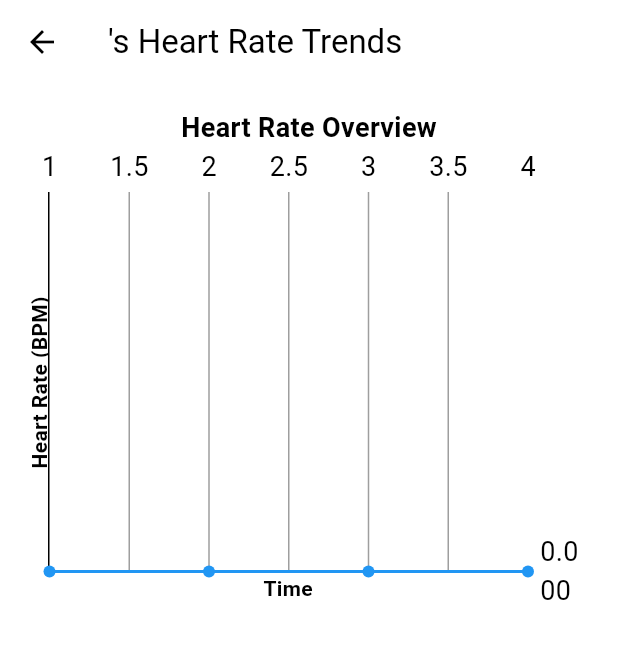
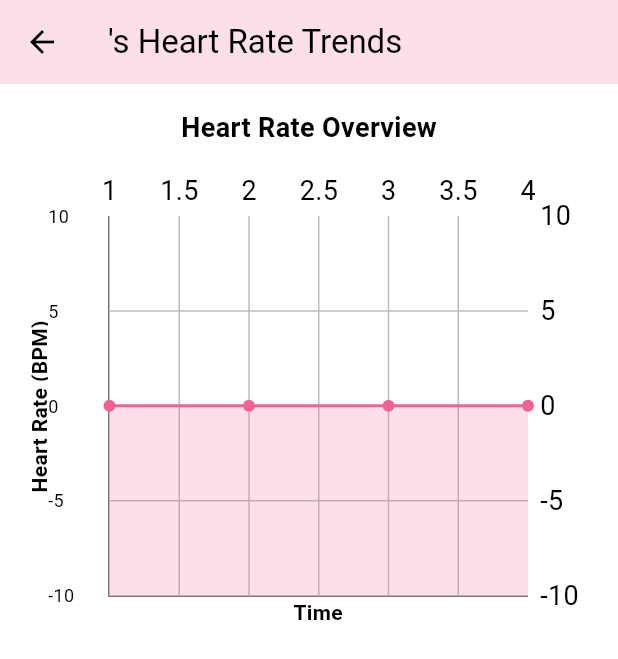
Before and after one commit to FabioKoshy/PawTrack, a Flutter app: the HeartRateTrendsPage screen opened directly with empty values, on a phone screen of 412 x 824 dp. Shown: the top 659 px of the screen. Run offline on Flutter 3.47's test engine with Material 3 defaults, Android fonts, the phone set to English and light mode, and no system bars; drawn by our look-alikes of fl_chart; our stand-ins replace cloud_firestore, firebase_auth, firebase_core, flutter_animate, flutter_dotenv, flutter_svg and 1 more; accounts and stored records are empty.

Commit message:
Update HeartRateTrendsPage.dart

```diff
--- a/lib/pages/HeartRateTrendsPage.dart
+++ b/lib/pages/HeartRateTrendsPage.dart
@@ -19,84 +19,106 @@ class HeartRateTrendsPage extends StatelessWidget {
 
   @override
   Widget build(BuildContext context) {
+    // Determine if dark mode is active
+    final isDarkMode = Theme.of(context).brightness == Brightness.dark;
+
     return Scaffold(
       appBar: AppBar(
         title: Text("$petName's Heart Rate Trends"),
+        backgroundColor: Theme.of(context).colorScheme.primary.withOpacity(0.2), // Consistent with other pages
       ),
+      backgroundColor: Theme.of(context).colorScheme.surface, // White (light) or Black (dark)
       body: Padding(
         padding: const EdgeInsets.all(16.0),
         child: Column(
           children: [
-            const Text(
+            Text(
               "Heart Rate Overview",
-              style: TextStyle(fontSize: 18, fontWeight: FontWeight.bold),
+              style: Theme.of(context).textTheme.bodyMedium?.copyWith(
+                fontWeight: FontWeight.bold,
+                fontSize: 18,
+              ),
             ),
-            const SizedBox(),
+            const SizedBox(height: 16), // Added spacing for better layout
             SizedBox(
               height: 300,
               child: LineChart(
                 LineChartData(
                   titlesData: FlTitlesData(
                     leftTitles: AxisTitles(
-                      axisNameWidget: const Text(
+                      axisNameWidget: Text(
                         "Heart Rate (BPM)",
-                        style: TextStyle(fontSize: 14, fontWeight: FontWeight.bold),
+                        style: Theme.of(context).textTheme.bodyMedium?.copyWith(
+                          fontWeight: FontWeight.bold,
+                          fontSize: 14,
+                        ),
                       ),
                       sideTitles: SideTitles(
-                        showTitles: false,
+                        showTitles: true, // Show BPM values on Y-axis
                         reservedSize: 40,
                         getTitlesWidget: (value, meta) {
                           return Text(
                             value.toInt().toString(),
-                            style: const TextStyle(fontSize: 12),
+                            style: Theme.of(context).textTheme.bodyMedium?.copyWith(
+                              fontSize: 12,
+                            ),
                           );
                         },
                       ),
                     ),
                     bottomTitles: AxisTitles(
-                      axisNameWidget: const Text(
+                      axisNameWidget: Text(
                         "Time",
-                        style: TextStyle(fontSize: 14, fontWeight: FontWeight.bold),
+                        style: Theme.of(context).textTheme.bodyMedium?.copyWith(
+                          fontWeight: FontWeight.bold,
+                          fontSize: 14,
+                        ),
                       ),
-
+                      sideTitles: const SideTitles(showTitles: false), // Hide X-axis labels for simplicity
                     ),
                   ),
                   lineBarsData: [
                     LineChartBarData(
                       spots: [
-                        FlSpot(1, lowBPM), // Low BPM
+                        FlSpot(1, lowBPM),    // Low BPM
                         FlSpot(2, averageBPM), // Average BPM
                         FlSpot(3, currentBPM), // Current BPM
-                        FlSpot(4, highBPM), // High BPM
+                        FlSpot(4, highBPM),   // High BPM
                       ],
-                      isCurved: false,
-                      color: Colors.blue,
+                      isCurved: true, // Smoother line for better visuals
+                      color: Theme.of(context).colorScheme.primary, // Pink.shade300
                       dotData: const FlDotData(show: true),
+                      belowBarData: BarAreaData(
+                        show: true,
+                        color: Theme.of(context).colorScheme.primary.withOpacity(0.2), // Subtle fill
+                      ),
                     ),
                   ],
                   borderData: FlBorderData(
-                    border: const Border(
-                      bottom: BorderSide(color: Colors.black),
-                      left: BorderSide(color: Colors.black),
+                    border: Border(
+                      bottom: BorderSide(color: Theme.of(context).colorScheme.inversePrimary),
+                      left: BorderSide(color: Theme.of(context).colorScheme.inversePrimary),
                     ),
                   ),
                   gridData: FlGridData(
                     show: true,
                     drawHorizontalLine: true,
-                    drawVerticalLine: true, // Ensures vertical grid lines cover the graph
+                    drawVerticalLine: true,
                     getDrawingHorizontalLine: (value) {
                       return FlLine(
-                        color: Colors.grey, // Set grid line color
-                        strokeWidth: 1,     // Line thickness
+                        color: Theme.of(context).colorScheme.secondary, // Grey.shade400 (light) or Grey.shade700 (dark)
+                        strokeWidth: 1,
                       );
                     },
                     getDrawingVerticalLine: (value) {
                       return FlLine(
-                        color: Colors.grey, // Same color for vertical lines
+                        color: Theme.of(context).colorScheme.secondary,
                         strokeWidth: 1,
                       );
                     },
                   ),
+                  minY: lowBPM - 10, // Add padding below lowest value
+                  maxY: highBPM + 10, // Add padding above highest value
                 ),
               ),
             ),
```
